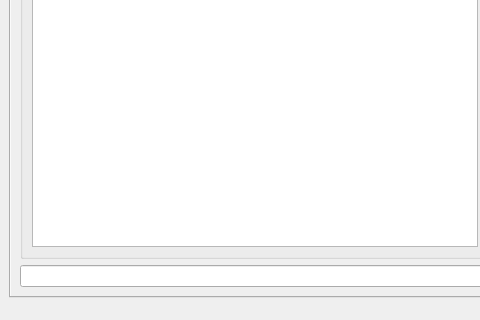
First picture: the form in UI/controlcenter.ui, repository xloem/spot-on-svn, before the edit; both pictures show x 0 to 480 and y 317 to 637 of the 990 by 637 pixel window.
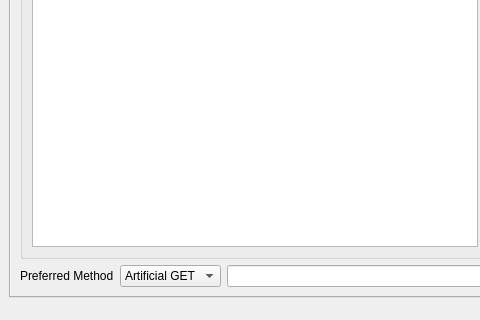
Second picture: the form after the edit. Icons and pictures are not drawn. Custom widgets are drawn as their Qt base class.

Commit message: Allow users to select chat send method.

```diff
--- a/UI/controlcenter.ui
+++ b/UI/controlcenter.ui
@@ -183,6 +183,30 @@
                </item>
                <item>
                 <layout class="QHBoxLayout" name="horizontalLayout_14">
+                 <item>
+                  <widget class="QLabel" name="label_9">
+                   <property name="text">
+                    <string>Preferred Method</string>
+                   </property>
+                  </widget>
+                 </item>
+                 <item>
+                  <widget class="QComboBox" name="chatSendMethod">
+                   <property name="sizeAdjustPolicy">
+                    <enum>QComboBox::AdjustToContents</enum>
+                   </property>
+                   <item>
+                    <property name="text">
+                     <string>Artificial GET</string>
+                    </property>
+                   </item>
+                   <item>
+                    <property name="text">
+                     <string>POST</string>
+                    </property>
+                   </item>
+                  </widget>
+                 </item>
                  <item>
                   <widget class="QLineEdit" name="message"/>
                  </item>
```
Left out of the diff: 1 changed line with no effect on the pictures. The commit also changes 2 other files.
